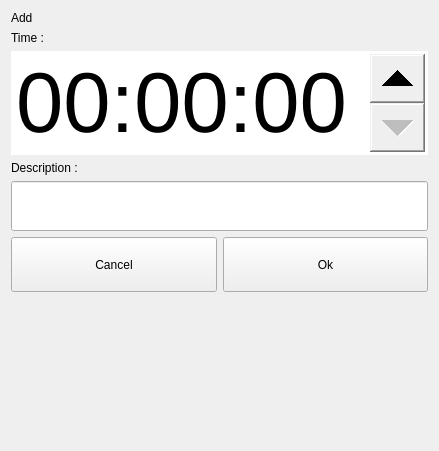
The window that dlgsettime.ui (ic005k/Knot-Legacy) describes before a commit, drawn with Qt 5.
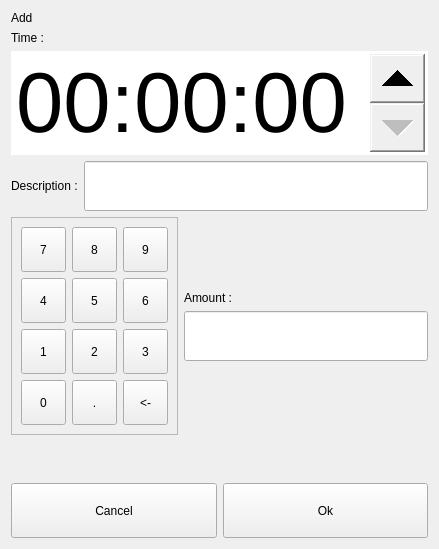
The same window after the commit.

Patch:
```diff
--- a/dlgsettime.ui
+++ b/dlgsettime.ui
@@ -6,15 +6,287 @@
    <rect>
     <x>0</x>
     <y>0</y>
-    <width>400</width>
-    <height>451</height>
+    <width>420</width>
+    <height>549</height>
    </rect>
   </property>
   <property name="windowTitle">
    <string>Dialog</string>
   </property>
-  <layout class="QGridLayout" name="gridLayout">
-   <item row="2" column="0">
+  <layout class="QGridLayout" name="gridLayout_2">
+   <item row="4" column="0">
+    <widget class="QFrame" name="frame">
+     <property name="frameShape">
+      <enum>QFrame::StyledPanel</enum>
+     </property>
+     <property name="frameShadow">
+      <enum>QFrame::Raised</enum>
+     </property>
+     <layout class="QGridLayout" name="gridLayout">
+      <item row="0" column="0">
+       <layout class="QHBoxLayout" name="horizontalLayout_4">
+        <item>
+         <widget class="QToolButton" name="btn7">
+          <property name="minimumSize">
+           <size>
+            <width>45</width>
+            <height>45</height>
+           </size>
+          </property>
+          <property name="text">
+           <string>7</string>
+          </property>
+         </widget>
+        </item>
+        <item>
+         <widget class="QToolButton" name="btn8">
+          <property name="minimumSize">
+           <size>
+            <width>45</width>
+            <height>45</height>
+           </size>
+          </property>
+          <property name="text">
+           <string>8</string>
+          </property>
+         </widget>
+        </item>
+        <item>
+         <widget class="QToolButton" name="btn9">
+          <property name="minimumSize">
+           <size>
+            <width>45</width>
+            <height>45</height>
+           </size>
+          </property>
+          <property name="text">
+           <string>9</string>
+          </property>
+         </widget>
+        </item>
+       </layout>
+      </item>
+      <item row="1" column="0">
+       <layout class="QHBoxLayout" name="horizontalLayout_5">
+        <item>
+         <widget class="QToolButton" name="btn4">
+          <property name="minimumSize">
+           <size>
+            <width>45</width>
+            <height>45</height>
+           </size>
+          </property>
+          <property name="text">
+           <string>4</string>
+          </property>
+         </widget>
+        </item>
+        <item>
+         <widget class="QToolButton" name="btn5">
+          <property name="minimumSize">
+           <size>
+            <width>45</width>
+            <height>45</height>
+           </size>
+          </property>
+          <property name="text">
+           <string>5</string>
+          </property>
+         </widget>
+        </item>
+        <item>
+         <widget class="QToolButton" name="btn6">
+          <property name="minimumSize">
+           <size>
+            <width>45</width>
+            <height>45</height>
+           </size>
+          </property>
+          <property name="text">
+           <string>6</string>
+          </property>
+         </widget>
+        </item>
+       </layout>
+      </item>
+      <item row="2" column="0">
+       <layout class="QHBoxLayout" name="horizontalLayout_6">
+        <item>
+         <widget class="QToolButton" name="btn1">
+          <property name="minimumSize">
+           <size>
+            <width>45</width>
+            <height>45</height>
+           </size>
+          </property>
+          <property name="text">
+           <string>1</string>
+          </property>
+         </widget>
+        </item>
+        <item>
+         <widget class="QToolButton" name="btn2">
+          <property name="minimumSize">
+           <size>
+            <width>45</width>
+            <height>45</height>
+           </size>
+          </property>
+          <property name="text">
+           <string>2</string>
+          </property>
+         </widget>
+        </item>
+        <item>
+         <widget class="QToolButton" name="btn3">
+          <property name="minimumSize">
+           <size>
+            <width>45</width>
+            <height>45</height>
+           </size>
+          </property>
+          <property name="text">
+           <string>3</string>
+          </property>
+         </widget>
+        </item>
+       </layout>
+      </item>
+      <item row="3" column="0">
+       <layout class="QHBoxLayout" name="horizontalLayout_7">
+        <item>
+         <widget class="QToolButton" name="btn0">
+          <property name="sizePolicy">
+           <sizepolicy hsizetype="Preferred" vsizetype="Fixed">
+            <horstretch>0</horstretch>
+            <verstretch>0</verstretch>
+           </sizepolicy>
+          </property>
+          <property name="minimumSize">
+           <size>
+            <width>45</width>
+            <height>45</height>
+           </size>
+          </property>
+          <property name="text">
+           <string>0</string>
+          </property>
+         </widget>
+        </item>
+        <item>
+         <widget class="QToolButton" name="btnDot">
+          <property name="minimumSize">
+           <size>
+            <width>45</width>
+            <height>45</height>
+           </size>
+          </property>
+          <property name="text">
+           <string>.</string>
+          </property>
+         </widget>
+        </item>
+        <item>
+         <widget class="QToolButton" name="btnDel">
+          <property name="minimumSize">
+           <size>
+            <width>45</width>
+            <height>45</height>
+           </size>
+          </property>
+          <property name="text">
+           <string>&lt;-</string>
+          </property>
+         </widget>
+        </item>
+       </layout>
+      </item>
+     </layout>
+    </widget>
+   </item>
+   <item row="3" column="0" colspan="2">
+    <layout class="QHBoxLayout" name="horizontalLayout_2">
+     <item>
+      <widget class="QLabel" name="label">
+       <property name="text">
+        <string>Description :</string>
+       </property>
+      </widget>
+     </item>
+     <item>
+      <widget class="QLineEdit" name="lineEdit">
+       <property name="minimumSize">
+        <size>
+         <width>0</width>
+         <height>50</height>
+        </size>
+       </property>
+      </widget>
+     </item>
+    </layout>
+   </item>
+   <item row="0" column="0">
+    <widget class="QLabel" name="lblTitle">
+     <property name="text">
+      <string>Add</string>
+     </property>
+    </widget>
+   </item>
+   <item row="4" column="1">
+    <layout class="QVBoxLayout" name="verticalLayout">
+     <item>
+      <spacer name="verticalSpacer_2">
+       <property name="orientation">
+        <enum>Qt::Vertical</enum>
+       </property>
+       <property name="sizeHint" stdset="0">
+        <size>
+         <width>20</width>
+         <height>40</height>
+        </size>
+       </property>
+      </spacer>
+     </item>
+     <item>
+      <widget class="QLabel" name="label_3">
+       <property name="text">
+        <string>Amount : </string>
+       </property>
+      </widget>
+     </item>
+     <item>
+      <widget class="QLineEdit" name="editAmount">
+       <property name="minimumSize">
+        <size>
+         <width>0</width>
+         <height>50</height>
+        </size>
+       </property>
+      </widget>
+     </item>
+     <item>
+      <spacer name="verticalSpacer_3">
+       <property name="orientation">
+        <enum>Qt::Vertical</enum>
+       </property>
+       <property name="sizeHint" stdset="0">
+        <size>
+         <width>20</width>
+         <height>40</height>
+        </size>
+       </property>
+      </spacer>
+     </item>
+    </layout>
+   </item>
+   <item row="1" column="0">
+    <widget class="QLabel" name="label_2">
+     <property name="text">
+      <string>Time :</string>
+     </property>
+    </widget>
+   </item>
+   <item row="2" column="0" colspan="2">
     <widget class="QTimeEdit" name="timeEdit">
      <property name="minimumSize">
       <size>
@@ -46,7 +318,49 @@
      </property>
     </widget>
    </item>
-   <item row="6" column="0">
+   <item row="6" column="0" colspan="2">
+    <layout class="QHBoxLayout" name="horizontalLayout">
+     <item>
+      <widget class="QToolButton" name="btnBack">
+       <property name="sizePolicy">
+        <sizepolicy hsizetype="Preferred" vsizetype="Fixed">
+         <horstretch>0</horstretch>
+         <verstretch>0</verstretch>
+        </sizepolicy>
+       </property>
+       <property name="minimumSize">
+        <size>
+         <width>0</width>
+         <height>55</height>
+        </size>
+       </property>
+       <property name="text">
+        <string>Cancel</string>
+       </property>
+      </widget>
+     </item>
+     <item>
+      <widget class="QToolButton" name="btnOk">
+       <property name="sizePolicy">
+        <sizepolicy hsizetype="Preferred" vsizetype="Fixed">
+         <horstretch>0</horstretch>
+         <verstretch>0</verstretch>
+        </sizepolicy>
+       </property>
+       <property name="minimumSize">
+        <size>
+         <width>0</width>
+         <height>55</height>
+        </size>
+       </property>
+       <property name="text">
+        <string>Ok</string>
+       </property>
+      </widget>
+     </item>
+    </layout>
+   </item>
+   <item row="5" column="0">
     <spacer name="verticalSpacer">
      <property name="orientation">
       <enum>Qt::Vertical</enum>
@@ -59,79 +373,6 @@
      </property>
     </spacer>
    </item>
-   <item row="4" column="0">
-    <widget class="QLineEdit" name="lineEdit">
-     <property name="minimumSize">
-      <size>
-       <width>0</width>
-       <height>50</height>
-      </size>
-     </property>
-    </widget>
-   </item>
-   <item row="0" column="0">
-    <widget class="QLabel" name="lblTitle">
-     <property name="text">
-      <string>Add</string>
-     </property>
-    </widget>
-   </item>
-   <item row="1" column="0">
-    <widget class="QLabel" name="label_2">
-     <property name="text">
-      <string>Time :</string>
-     </property>
-    </widget>
-   </item>
-   <item row="5" column="0">
-    <layout class="QHBoxLayout" name="horizontalLayout">
-     <item>
-      <widget class="QToolButton" name="btnBack">
-       <property name="sizePolicy">
-        <sizepolicy hsizetype="Preferred" vsizetype="Fixed">
-         <horstretch>0</horstretch>
-         <verstretch>0</verstretch>
-        </sizepolicy>
-       </property>
-       <property name="minimumSize">
-        <size>
-         <width>0</width>
-         <height>55</height>
-        </size>
-       </property>
-       <property name="text">
-        <string>Cancel</string>
-       </property>
-      </widget>
-     </item>
-     <item>
-      <widget class="QToolButton" name="btnOk">
-       <property name="sizePolicy">
-        <sizepolicy hsizetype="Preferred" vsizetype="Fixed">
-         <horstretch>0</horstretch>
-         <verstretch>0</verstretch>
-        </sizepolicy>
-       </property>
-       <property name="minimumSize">
-        <size>
-         <width>0</width>
-         <height>55</height>
-        </size>
-       </property>
-       <property name="text">
-        <string>Ok</string>
-       </property>
-      </widget>
-     </item>
-    </layout>
-   </item>
-   <item row="3" column="0">
-    <widget class="QLabel" name="label">
-     <property name="text">
-      <string>Description :</string>
-     </property>
-    </widget>
-   </item>
   </layout>
  </widget>
  <resources/>
```
